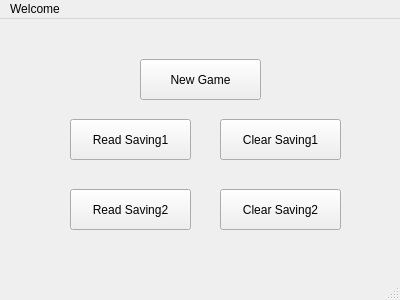
First picture: the form in mainwindow1_2.ui, repository TrueVegetable/qtHomework, before the edit.
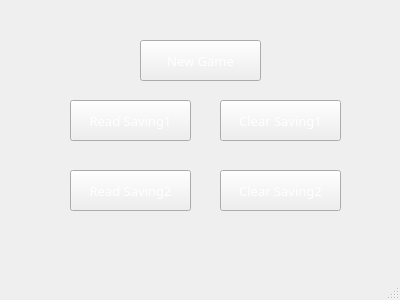
Second picture: the form after the edit. Icons and pictures are not drawn.

The edit to the form file:
```diff
--- a/mainwindow1_2.ui
+++ b/mainwindow1_2.ui
@@ -19,6 +19,9 @@
   <property name="windowTitle">
    <string>MainWindow</string>
   </property>
+  <property name="styleSheet">
+   <string notr="true">#MainWindow1_2{border-image: url(:/new/prefix1/window1_2.png);}</string>
+  </property>
   <widget class="QWidget" name="centralwidget">
    <widget class="QPushButton" name="NGbtm">
     <property name="geometry">
@@ -29,6 +32,16 @@
       <height>41</height>
      </rect>
     </property>
+    <property name="font">
+     <font>
+      <family>Lucida Handwriting</family>
+      <pointsize>10</pointsize>
+     </font>
+    </property>
+    <property name="styleSheet">
+     <string notr="true">border-image: url(:/new/prefix1/button_blue.png);
+color:rgb(255, 255, 255);</string>
+    </property>
     <property name="text">
      <string>New Game</string>
     </property>
@@ -42,6 +55,16 @@
       <height>41</height>
      </rect>
     </property>
+    <property name="font">
+     <font>
+      <family>Lucida Handwriting</family>
+      <pointsize>10</pointsize>
+     </font>
+    </property>
+    <property name="styleSheet">
+     <string notr="true">border-image: url(:/new/prefix1/button_yellow.png);
+color:rgb(255, 255, 255);</string>
+    </property>
     <property name="text">
      <string>Read Saving1</string>
     </property>
@@ -55,6 +78,16 @@
       <height>41</height>
      </rect>
     </property>
+    <property name="font">
+     <font>
+      <family>Lucida Handwriting</family>
+      <pointsize>10</pointsize>
+     </font>
+    </property>
+    <property name="styleSheet">
+     <string notr="true">border-image: url(:/new/prefix1/button_yellow.png);
+color:rgb(255, 255, 255);</string>
+    </property>
     <property name="text">
      <string>Read Saving2</string>
     </property>
@@ -68,6 +101,16 @@
       <height>41</height>
      </rect>
     </property>
+    <property name="font">
+     <font>
+      <family>Lucida Handwriting</family>
+      <pointsize>10</pointsize>
+     </font>
+    </property>
+    <property name="styleSheet">
+     <string notr="true">border-image: url(:/new/prefix1/button_grey.png);
+color:rgb(255, 255, 255);</string>
+    </property>
     <property name="text">
      <string>Clear Saving1</string>
     </property>
@@ -81,27 +124,21 @@
       <height>41</height>
      </rect>
     </property>
+    <property name="font">
+     <font>
+      <family>Lucida Handwriting</family>
+      <pointsize>10</pointsize>
+     </font>
+    </property>
+    <property name="styleSheet">
+     <string notr="true">border-image: url(:/new/prefix1/button_grey.png);
+color:rgb(255, 255, 255);</string>
+    </property>
     <property name="text">
      <string>Clear Saving2</string>
     </property>
    </widget>
   </widget>
-  <widget class="QMenuBar" name="menubar">
-   <property name="geometry">
-    <rect>
-     <x>0</x>
-     <y>0</y>
-     <width>400</width>
-     <height>21</height>
-    </rect>
-   </property>
-   <widget class="QMenu" name="menuWelcom">
-    <property name="title">
-     <string>Welcome</string>
-    </property>
-   </widget>
-   <addaction name="menuWelcom"/>
-  </widget>
   <widget class="QStatusBar" name="statusbar"/>
  </widget>
  <resources/>
```
